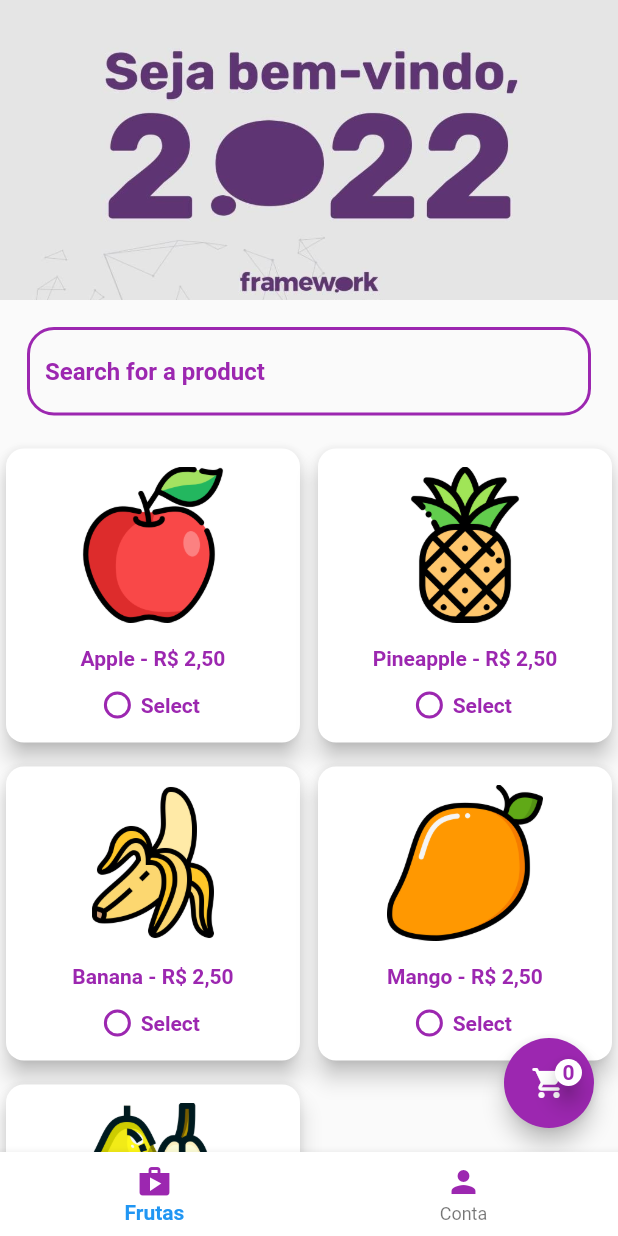
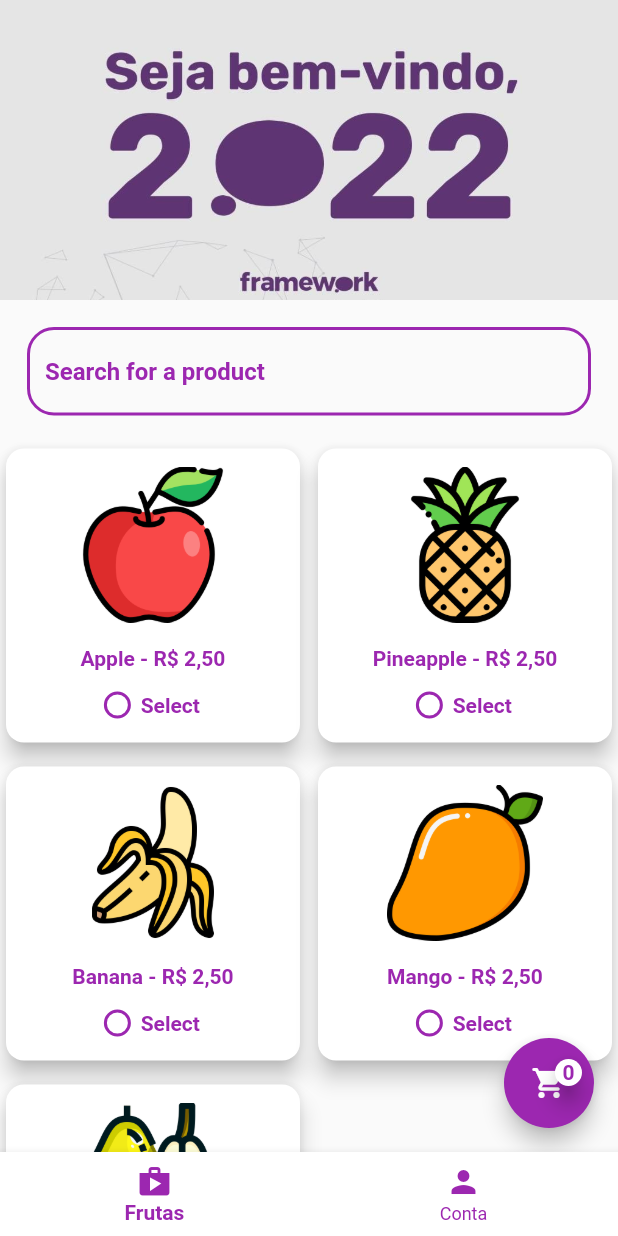
Before and after one commit to HudsonJunior/framework_challenge, a Flutter app: the HomeScreen screen opened directly, on a phone screen of 412 x 824 dp. Run offline on Flutter 3.47's test engine with Material 2 defaults, Android fonts, the phone set to English and light mode, and no system bars; drawn by our look-alikes of badges; our stand-ins replace bloc, equatable, flutter_bloc, google_sign_in, pdf; generated files the repository leaves out were written again.

Commit message:
layout fixes

```diff
--- a/lib/core/auth/presentation/screens/splash_screen.dart
+++ b/lib/core/auth/presentation/screens/splash_screen.dart
@@ -16,7 +16,7 @@ class _SplashScreenState extends State<SplashScreen> {
     return BlocListener<SplashBloc, SplashState>(
       listener: (_, state) {
         if (state is SplashAppInitialized) {
-          Navigator.of(context).push(
+          Navigator.of(context).pushReplacement(
             MaterialPageRoute(builder: (_) => const LoginScreen()),
           );
         }
@@ -26,7 +26,7 @@ class _SplashScreenState extends State<SplashScreen> {
           tag: 'splash_image',
           child: Image.asset(
             'assets/framework.jpg',
-            fit: BoxFit.cover,
+            fit: BoxFit.fill,
             height: double.infinity,
           ),
         ),
--- a/lib/modules/home/presentation/widgets/bottom_nav_bar.dart
+++ b/lib/modules/home/presentation/widgets/bottom_nav_bar.dart
@@ -18,8 +18,9 @@ class BottomNavBar extends StatelessWidget {
       type: BottomNavigationBarType.fixed,
       elevation: 5,
       backgroundColor: Colors.white,
+      selectedItemColor: Colors.purple,
+      unselectedItemColor: Colors.purple,
       selectedLabelStyle: const TextStyle(
-        color: Colors.purple,
         fontWeight: FontWeight.bold,
       ),
       unselectedLabelStyle: const TextStyle(
```
